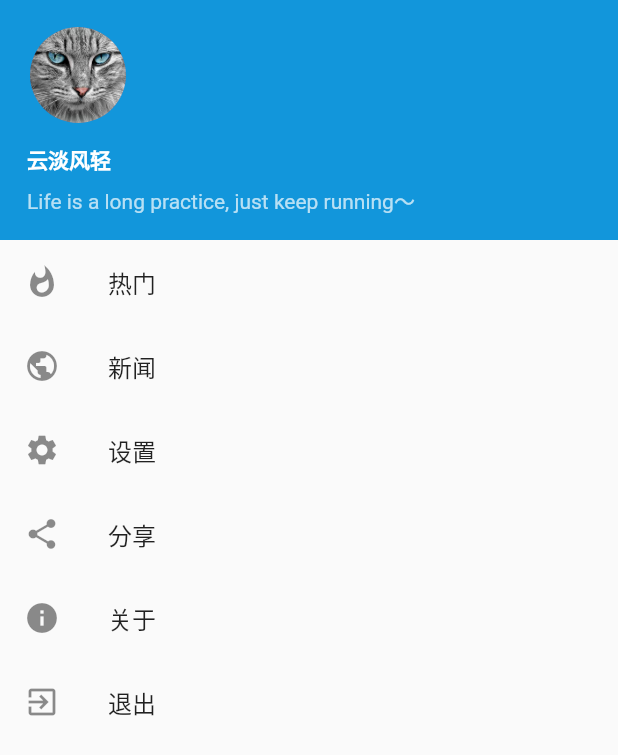
After one commit to robinying/RobinFlutter, a Flutter app: the HomeDrawerPage screen opened directly, on a phone screen of 412 x 824 dp. The commit adds this screen. Shown: the top 755 px of the screen. Run offline on Flutter 3.47's test engine with Material 2 defaults, Android fonts, the phone set to English and light mode, and no system bars; our stand-ins replace cached_network_image, camera, dio, oktoast; network calls fail.

Commit message:
add new feature demo

```diff
--- a/lib/page/app_home.dart
+++ b/lib/page/app_home.dart
@@ -7,6 +7,7 @@ import 'package:robin_app/page/camera_screen.dart';
 import 'package:robin_app/page/chat_screen.dart';
 import 'package:robin_app/page/status_screen.dart';
 import 'package:robin_app/page/call_screen.dart';
+import 'package:robin_app/page/home_drawer.dart';
 
 class AppHome extends StatefulWidget {
   var cameras;
@@ -19,6 +20,7 @@ class AppHome extends StatefulWidget {
 
 class _AppHomeState extends State<AppHome> with SingleTickerProviderStateMixin {
   TabController _tabController;
+  final GlobalKey<ScaffoldState> _scaffoldKey = new GlobalKey();
 
   @override
   void initState() {
@@ -30,6 +32,7 @@ class _AppHomeState extends State<AppHome> with SingleTickerProviderStateMixin {
   Widget build(BuildContext context) {
     return new OKToast(
         child: Scaffold(
+      key: _scaffoldKey,
       appBar: AppBar(
         title: Text("Robin App"),
         bottom: new TabBar(
@@ -110,6 +113,9 @@ class _AppHomeState extends State<AppHome> with SingleTickerProviderStateMixin {
               textStyle: TextStyle(fontSize: 18.0),
             ),
       ),
+          drawer: new Drawer(
+            child: new HomeDrawerPage(),
+          ),
     ));
   }
 }
--- /dev/null
+++ b/lib/page/home_drawer.dart
@@ -0,0 +1,111 @@
+import 'package:flutter/material.dart';
+import 'package:robin_app/page/chat_screen.dart';
+import 'package:robin_app/utils/navigator_utils.dart';
+import 'package:robin_app/utils/common_utils.dart';
+import 'package:robin_app/page/user_profile_page.dart';
+import 'package:robin_app/page/top_player_page.dart';
+
+class HomeDrawerPage extends StatefulWidget {
+  @override
+  _HomeDrawerPageState createState() => _HomeDrawerPageState();
+}
+// 侧滑栏的菜单项
+class _NavigationMenuItem {
+  String titleId;
+  IconData itemIcon;
+  Widget purposePage;
+  _NavigationMenuItem(this.titleId, this.itemIcon, this.purposePage);
+}
+
+class _HomeDrawerPageState extends State<HomeDrawerPage> {
+  List<_NavigationMenuItem> _navigationMenuData ;
+
+  @override
+  void initState() {
+    super.initState();
+    _navigationMenuData = [
+      new _NavigationMenuItem("热门", Icons.whatshot, new TopPlayersPage()),
+      new _NavigationMenuItem("新闻", Icons.public, new ChatScreen()),
+      new _NavigationMenuItem("设置", Icons.settings, new ChatScreen()),
+      new _NavigationMenuItem("分享", Icons.share, new ChatScreen()),
+      new _NavigationMenuItem("关于", Icons.info, new ChatScreen()),
+      new _NavigationMenuItem("退出", Icons.exit_to_app, new ChatScreen()),
+    ];
+  }
+
+  @override
+  Widget build(BuildContext context) {
+    return new Scaffold(
+      body: new Column(
+        children: <Widget>[
+          new Container(
+            child: new Column(
+              children: <Widget>[
+                new Container(
+                  margin: EdgeInsets.only(top: CommonUtil.getStatusBarHeight(context)+10, left: 12.0),
+                  width: 80.0,
+                  height: 80.0,
+                  child: new IconButton(
+                      icon: new CircleAvatar(
+                          radius: 40.0,
+                          backgroundImage: AssetImage("assets/images/cat_head.jpg")
+                      ),
+                      onPressed: () {
+                        NavigatorUtils.intentToPage(context, new UserProfilePage(), pageName: "UserProfilePage");
+                      }
+                  ),
+                ),
+                new Padding(
+                    padding: EdgeInsets.only(left: 18.0, top: 6.0),
+                    child: new Text(
+                        "云淡风轻",
+                        style : new TextStyle(
+                          fontWeight: FontWeight.bold,
+                          fontSize: 14,
+                          color: Colors.white,
+                        )
+                    )
+                ),
+                new Padding(
+                    padding: EdgeInsets.only(left: 18.0, top: 6.0, bottom: 16.0),
+                    child: new Text(
+                        "Life is a long practice, just keep running～",
+                        style : new TextStyle(
+                          fontSize: 14,
+                          color: Colors.white70,
+                        )
+                    )
+                )
+
+              ],
+              crossAxisAlignment: CrossAxisAlignment.start,
+            ),
+            color: Theme.of(context).primaryColor,
+            width: double.infinity,
+          ),
+          new Expanded(
+              child: new ListView.builder(
+                  padding: EdgeInsets.zero,
+                  itemCount: _navigationMenuData.length,
+                  itemBuilder: (BuildContext context, int index){
+                    return new ListTile(
+                      leading: new Icon(_navigationMenuData[index].itemIcon),
+                      title: new Text( _navigationMenuData[index].titleId),
+                      onTap: (){
+                        if (index != 5){
+                          NavigatorUtils.intentToPage(context, _navigationMenuData[index].purposePage, pageName: _navigationMenuData[index].titleId);
+                        }else {
+                          print("退出");
+                        }
+                      },
+                    );
+                  }
+              )
+          )
+
+
+        ],
+      ),
+    );
+  }
+}
```
Also changed, not shown: lib/common/constant.dart (added, +11 -0 lines), lib/http/api.dart (added, +87 -0 lines), lib/http/net_util.dart (added, +24 -0 lines), lib/model/top_player_list.dart (added, +145 -0 lines), lib/page/top_player_page.dart (added, +241 -0 lines), lib/page/user_profile_page.dart (added, +17 -0 lines), lib/repository/data_repository.dart (added, +44 -0 lines), pubspec.yaml (+16 -0 lines), assets/images/cat_head.jpg (added), pubspec.lock, 2 other files.
